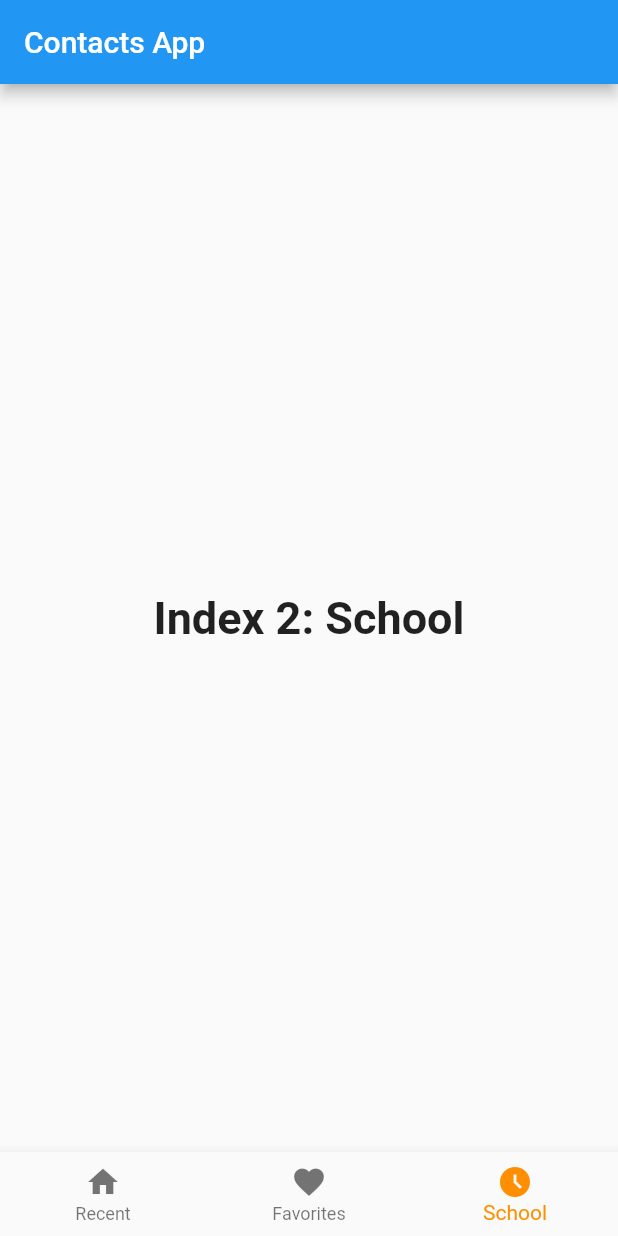
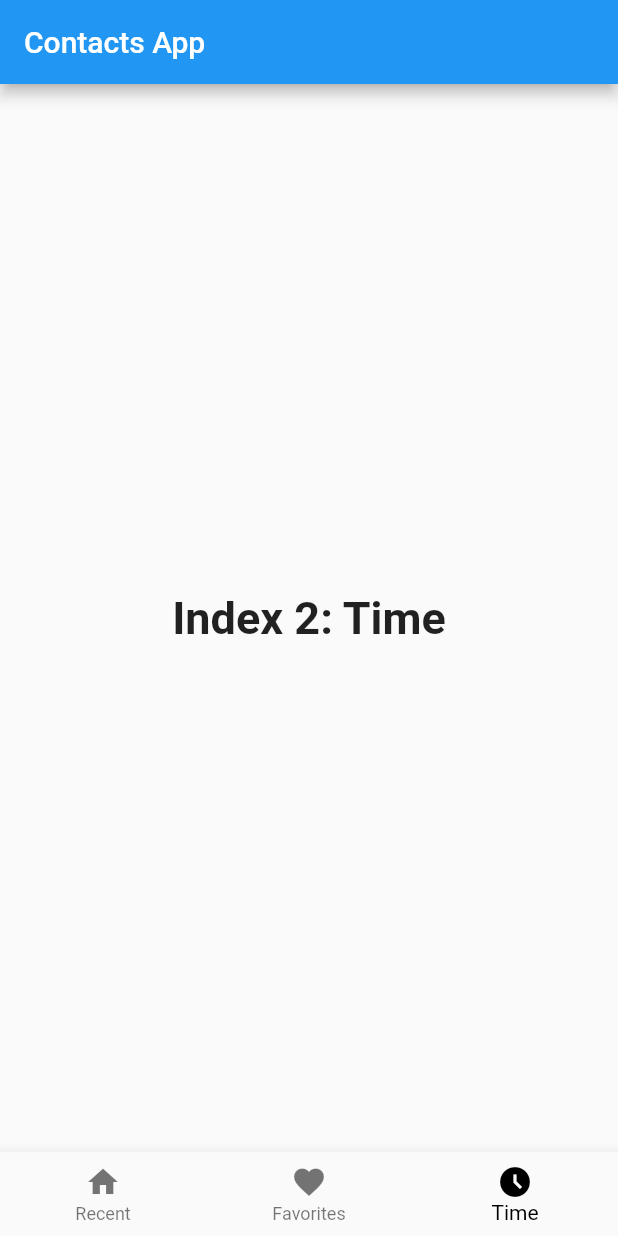
Before and after one commit to computiq/flutter-course, a Flutter app: the screen it shows after launch, on a phone screen of 412 x 824 dp. Run offline on Flutter 3.47's test engine with Material 2 defaults, Android fonts, the phone set to English and light mode, and no system bars.

Commit message:
Task Weak 1 : Completed 👏🏻

```diff
--- a/lib/main.dart
+++ b/lib/main.dart
@@ -51,7 +51,7 @@ class _MyHomePageState extends State<MyHomePage> {
       buildFavoritesGridView(),
       // Text('hello'),
       Text(
-        'Index 2: School',
+        'Index 2: Time',
         style: optionStyle,
       ),
     ];
@@ -66,8 +66,8 @@ class _MyHomePageState extends State<MyHomePage> {
   var contacts = [
     Contact(
       'https://i.pravatar.cc/300',
-      'Ahmed',
-      '71766137347',
+      'Esraa',
+      '077xxxxxxxx',
       DateTime.now().add(
         const Duration(seconds: 3),
       ),
@@ -75,44 +75,44 @@ class _MyHomePageState extends State<MyHomePage> {
     ),
     Contact(
       'https://i.pravatar.cc/301',
-      'Ali',
-      '71766137347',
+      'Sara',
+      '077xxxxxxxx',
       DateTime.now().add(
-        const Duration(days: 1),
+        const Duration(seconds: 5),
       ),
       false,
     ),
     Contact(
       'https://i.pravatar.cc/302',
-      'Kamal',
-      '71766137347',
+      'Ali',
+      '077xxxxxxxx',
       DateTime.now().add(
-        const Duration(days: 3),
+        const Duration(minutes: 7),
       ),
       true,
     ),
     Contact(
       'https://i.pravatar.cc/303',
-      'Mohammad',
-      '71766137347',
+      'Zainab',
+      '077xxxxxxxx',
       DateTime.now().add(
-        const Duration(days: 5),
+        const Duration(days: 1),
       ),
       true,
     ),
     Contact(
       'https://i.pravatar.cc/304',
-      'Mohammad',
-      '71766137347',
+      'Osama',
+      '077xxxxxxxx',
       DateTime.now().add(
-        const Duration(days: 5),
+        const Duration(days: 3),
       ),
       false,
     ),
     Contact(
       'https://i.pravatar.cc/305',
-      'Hussein',
-      '71766137347',
+      'Dena',
+      '077xxxxxxxx',
       DateTime.now().add(
         const Duration(days: 6),
       ),
@@ -120,19 +120,19 @@ class _MyHomePageState extends State<MyHomePage> {
     ),
     Contact(
       'https://i.pravatar.cc/306',
-      'Aboud',
-      '71766137347',
+      'Mohammed',
+      '077xxxxxxxx',
       DateTime.now().add(
         const Duration(days: 7),
       ),
       false,
     ),
     Contact(
-      'https://i.pravatar.cc/307',
-      'Osama',
-      '71766137347',
+      'https://i.pravatar.cc/302',
+      'Mom',
+      '077xxxxxxxx',
       DateTime.now().add(
-        const Duration(days: 6),
+        const Duration(days: 8),
       ),
       false,
     ),
@@ -242,12 +242,12 @@ class _MyHomePageState extends State<MyHomePage> {
           ),
           BottomNavigationBarItem(
               icon: Icon(Icons.access_time_outlined),
-              label: 'School',
+              label: 'Time',
               activeIcon: Icon(Icons.access_time_filled)
           ),
         ],
         currentIndex: _selectedIndex,
-        selectedItemColor: Colors.amber[800],
+        selectedItemColor: Colors.black,
         onTap: _onItemTapped,
       ),
     );
```
